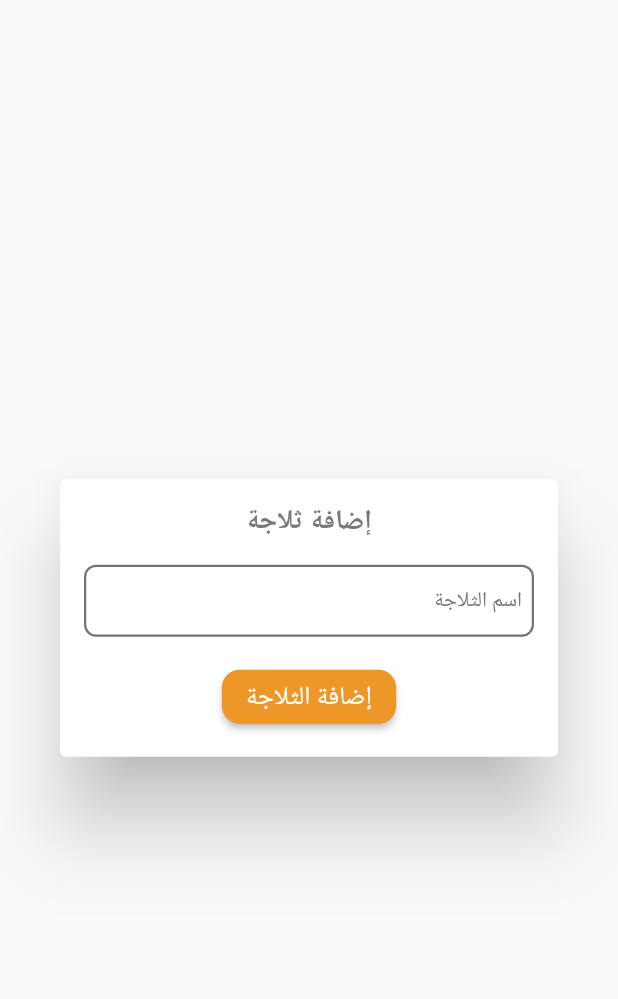
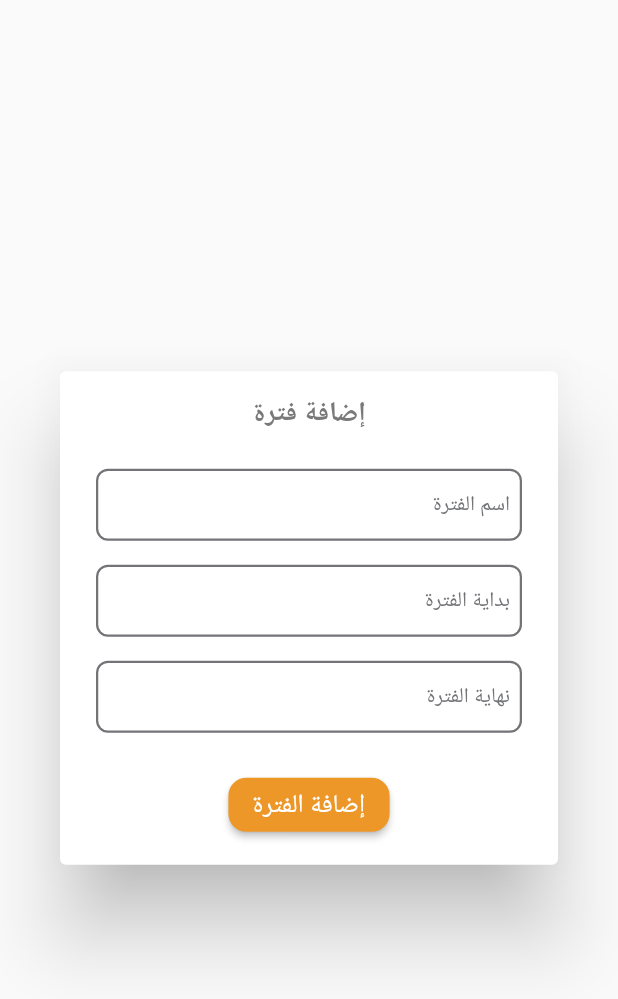
Before and after one commit to mahmoudhamdyae/p2, a Flutter app: the CustomDialog widget shown alone on an empty page, opened directly, on a phone screen of 412 x 824 dp. Shown: the top 999 px of the screen. Run offline on Flutter 3.47's test engine with Material 2 defaults, Android fonts, the phone set to English and light mode, and no system bars; our stand-ins replace awesome_dialog, dio, get, get_it, internet_connection_checker, lottie and 3 more; missing offline and left inert: dart:ffi; accounts and stored records are empty; network calls fail; Roboto replaces fonts that are missing (Montserrat).

Commit message:
Add Client

```diff
--- a/lib/presentation/main/clients/dialogs/add_fridge_dialog.dart
+++ /dev/null
@@ -1,88 +0,0 @@
-import 'package:flutter/material.dart';
-import 'package:testt/presentation/main/clients/clients_controller.dart';
-
-import '../../../../app/di.dart';
-import '../../../component/alert.dart';
-import '../../../component/error.dart';
-import '../../../resources/strings_manager.dart';
-
-void showAddFridgeDialog(BuildContext context) {
-  showDialog(
-    context: context,
-    builder: (BuildContext context) {
-      return CustomDialog();
-    },
-  );
-}
-
-class CustomDialog extends StatelessWidget {
-  TextEditingController nameController = TextEditingController();
-  GlobalKey<FormState> formState = GlobalKey<FormState>();
-  final ClientsController controller = instance<ClientsController>();
-
-  @override
-  Widget build(BuildContext context) {
-    return Dialog(
-      child: Container(
-        padding: const EdgeInsets.all(16),
-        child: Column(
-          mainAxisSize: MainAxisSize.min,
-          children: [
-            const Text(
-              AppStrings.add_fridge,
-              style: TextStyle(
-                fontSize: 18,
-                fontWeight: FontWeight.bold,
-              ),
-            ),
-            const SizedBox(height: 16),
-
-            Form(
-              key: formState,
-              child: TextFormField(
-                controller: nameController,
-                textInputAction: TextInputAction.done,
-                keyboardType: TextInputType.text,
-                validator: (val) {
-                  if (val == null || val.isEmpty) {
-                    return AppStrings.fridge_name_invalid;
-                  }
-                  return null;
-                },
-                decoration: const InputDecoration(
-                    hintText: AppStrings.fridge_name_hint,
-                    border: OutlineInputBorder(
-                        borderSide: BorderSide(width: 1))),
-              ),
-            ),
-
-            const SizedBox(height: 16),
-            ElevatedButton(
-              onPressed: () async {
-                var formData = formState.currentState;
-                if (formData!.validate()) {
-                  formData.save();
-                  try {
-                    showLoading(context);
-                    await controller.addFridge(nameController.text)
-                        .then((userCredential) {
-                      Navigator.of(context).pop();
-                      Navigator.of(context).pop();
-                    });
-                  } on Exception catch (e) {
-                    Navigator.of(context).pop();
-                    Navigator.of(context).pop();
-                    showError(context, e.toString());
-                  }
-                }
-              },
-              child: const Text(AppStrings.add_fridge_button),
-            ),
-          ],
-        ),
-      ),
-    );
-  }
-
-  CustomDialog({super.key});
-}
--- /dev/null
+++ b/lib/presentation/main/clients/dialogs/add_term_dialog.dart
@@ -0,0 +1,134 @@
+import 'package:flutter/cupertino.dart';
+import 'package:flutter/material.dart';
+import 'package:testt/presentation/main/clients/clients_controller.dart';
+import 'package:testt/presentation/resources/values_manager.dart';
+
+import '../../../../app/di.dart';
+import '../../../component/alert.dart';
+import '../../../component/error.dart';
+
+void showAddTermDialog(BuildContext context) {
+  showDialog(
+    context: context,
+    builder: (BuildContext context) {
+      return CustomDialog();
+    },
+  );
+}
+
+class CustomDialog extends StatelessWidget {
+  TextEditingController nameController = TextEditingController();
+  TextEditingController startController = TextEditingController();
+  TextEditingController endController = TextEditingController();
+  GlobalKey<FormState> formState = GlobalKey<FormState>();
+  final ClientsController controller = instance<ClientsController>();
+
+  @override
+  Widget build(BuildContext context) {
+    return Dialog(
+      child: Container(
+        padding: const EdgeInsets.all(16),
+        child: Column(
+          mainAxisSize: MainAxisSize.min,
+          children: [
+            const Text(
+              "إضافة فترة",
+              style: TextStyle(
+                fontSize: 18,
+                fontWeight: FontWeight.bold,
+              ),
+            ),
+            const SizedBox(height: 16),
+
+            Form(
+              key: formState,
+              child: Column(
+                children: [
+                  Padding(
+                    padding: const EdgeInsets.all(AppPadding.p8),
+                    child: TextFormField(
+                      controller: nameController,
+                      textInputAction: TextInputAction.next,
+                      keyboardType: TextInputType.text,
+                      validator: (val) {
+                        if (val == null || val.isEmpty) {
+                          return "يحب إضافة اسم للفترة";
+                        }
+                        return null;
+                      },
+                      decoration: const InputDecoration(
+                          hintText: "اسم الفترة",
+                          border: OutlineInputBorder(
+                              borderSide: BorderSide(width: 1))),
+                    ),
+                  ),
+                  Padding(
+                    padding: const EdgeInsets.all(AppPadding.p8),
+                    child: TextFormField(
+                      controller: startController,
+                      textInputAction: TextInputAction.next,
+                      keyboardType: TextInputType.text,
+                      validator: (val) {
+                        if (val == null || val.isEmpty) {
+                          return "يحب إضافة بداية للفترة";
+                        }
+                        return null;
+                      },
+                      decoration: const InputDecoration(
+                          hintText: "بداية الفترة",
+                          border: OutlineInputBorder(
+                              borderSide: BorderSide(width: 1))),
+                    ),
+                  ),
+                  Padding(
+                    padding: const EdgeInsets.all(AppPadding.p8),
+                    child: TextFormField(
+                      controller: endController,
+                      textInputAction: TextInputAction.done,
+                      keyboardType: TextInputType.text,
+                      validator: (val) {
+                        if (val == null || val.isEmpty) {
+                          return "يحب إضافة نهاية للفترة";
+                        }
+                        return null;
+                      },
+                      decoration: const InputDecoration(
+                          hintText: "نهاية الفترة",
+                          border: OutlineInputBorder(
+                              borderSide: BorderSide(width: 1))),
+                    ),
+                  ),
+                ],
+              ),
+            ),
+
+            const SizedBox(height: 16),
+            ElevatedButton(
+              onPressed: () async {
+                var formData = formState.currentState;
+                if (formData!.validate()) {
+                  formData.save();
+                  try {
+                    showLoading(context);
+                    await controller.addTerm(nameController.text, startController.text, endController.text)
+                        .then((userCredential) {
+                      Navigator.of(context).pop();
+                      Navigator.of(context).pop();
+                    });
+                  } on Exception catch (e) {
+                    Navigator.of(context).pop();
+                    Navigator.of(context).pop();
+                    showError(context, e.toString());
+                  }
+                }
+              },
+              child: const Text("إضافة الفترة"),
+            ),
+          ],
+        ),
+      ),
+    );
+  }
+
+  CustomDialog({super.key});
+}
```
Also changed, not shown: lib/presentation/main/clients/clients_controller.dart (+7 -4 lines), lib/presentation/main/clients/dialogs/fridges_dialog_view.dart (+1 -8 lines), lib/presentation/main/clients/dialogs/terms_dialog_view.dart (+12 -2 lines).
